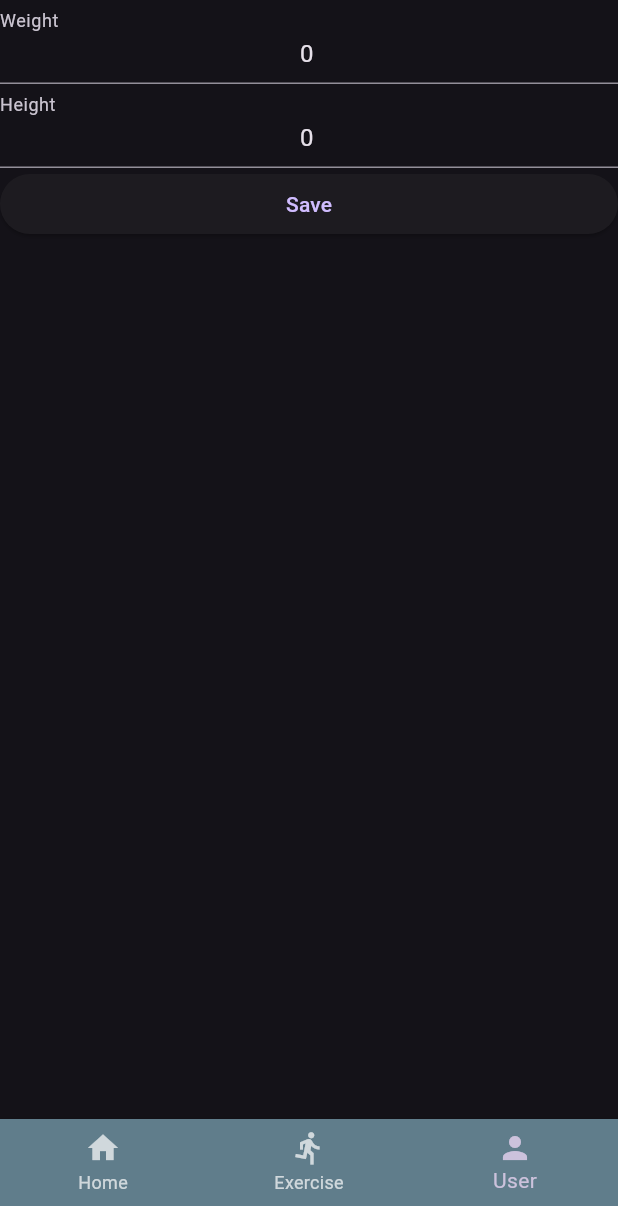
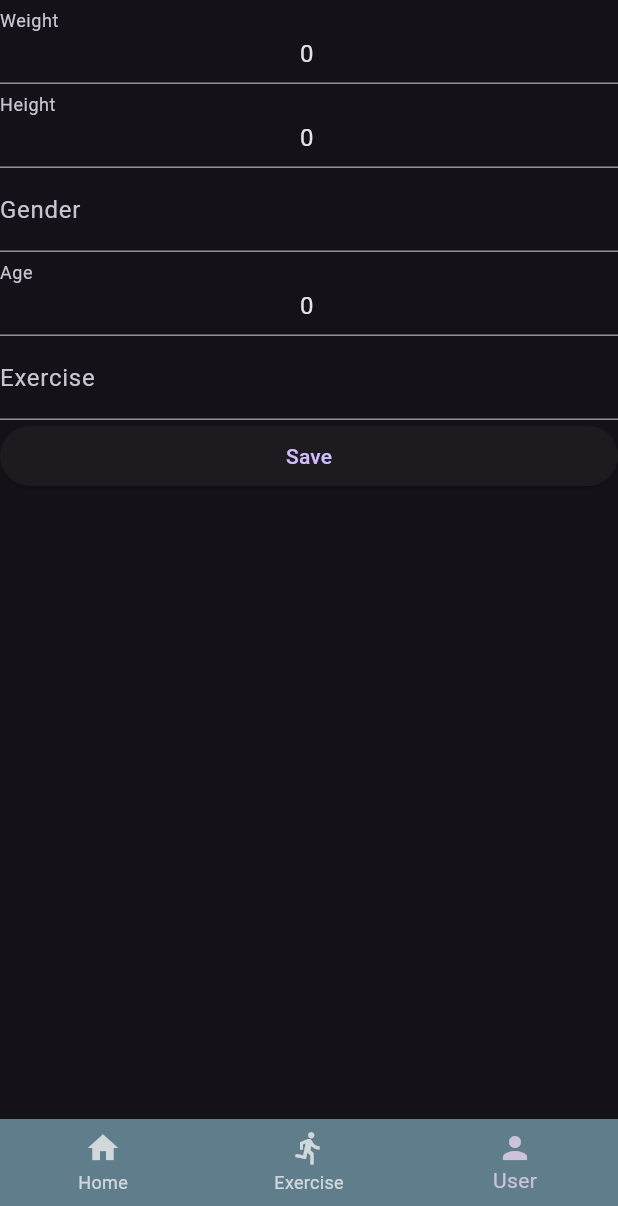
Before and after one commit to Someoneistakenisnot/Fitness-App, a Flutter app: the UpdateFitnessUserScreen screen opened by its route, on a phone screen of 412 x 824 dp, the part 30-1236 px from its top. Run offline on Flutter 3.47's test engine with Material 3 defaults, Android fonts, the phone set to English and light mode, and no system bars; our stand-ins replace cloud_firestore, firebase_auth, firebase_core; missing offline and left inert: firebase_ui_auth; accounts and stored records are empty; network calls fail.

```diff
--- a/lib/models/fitness_user.dart
+++ b/lib/models/fitness_user.dart
@@ -1,11 +1,17 @@
 class FitnessUser {
   int weight;
   int height;
+  String gender;
+  int age;
+  String exercise_level;
 
   //TODO add gender, age, exercise_level
 
   FitnessUser({
     required this.weight,
     required this.height,
+    required this.gender,
+    required this.age,
+    required this.exercise_level,
   });
 }
--- a/lib/screens/update_fitness_user_screen.dart
+++ b/lib/screens/update_fitness_user_screen.dart
@@ -2,8 +2,8 @@ import 'package:cloud_firestore/cloud_firestore.dart';
 import 'package:flutter/material.dart';
 
 import '../models/fitness_user.dart';
+import '../utilities/firebase_calls.dart';
 import '../widgets/navigation_bar.dart';
-import '../utilities/firebase_calls.dart';
 
 class UpdateFitnessUserScreen extends StatefulWidget {
   const UpdateFitnessUserScreen({Key? key}) : super(key: key);
@@ -18,6 +18,9 @@ class _UpdateFitnessUserScreenState extends State<UpdateFitnessUserScreen> {
 
   TextEditingController weightController = TextEditingController();
   TextEditingController heightController = TextEditingController();
+  TextEditingController genderController = TextEditingController();
+  TextEditingController ageController = TextEditingController();
+  TextEditingController exerciseController = TextEditingController();
 
   @override
   Widget build(BuildContext context) {
@@ -35,6 +38,9 @@ class _UpdateFitnessUserScreenState extends State<UpdateFitnessUserScreen> {
                   QueryDocumentSnapshot doc = snapshot.data!.docs[0];
                   weightController.text = doc.get('weight').toString();
                   heightController.text = doc.get('height').toString();
+                  genderController.text = doc.get('gender').toString();
+                  ageController.text = doc.get('age').toString();
+                  exerciseController.text = doc.get('exercise').toString();
                 }
               }
               return Column(
@@ -54,12 +60,30 @@ class _UpdateFitnessUserScreenState extends State<UpdateFitnessUserScreen> {
                     decoration: const InputDecoration(labelText: 'Height'),
                     controller: heightController,
                   ),
+                  TextField(
+                    textAlign: TextAlign.center,
+                    decoration: const InputDecoration(labelText: 'Gender'),
+                    controller: genderController,
+                  ),
+                  TextField(
+                    textAlign: TextAlign.center,
+                    decoration: const InputDecoration(labelText: 'Age'),
+                    controller: ageController,
+                  ),
+                  TextField(
+                    textAlign: TextAlign.center,
+                    decoration: const InputDecoration(labelText: 'Exercise'),
+                    controller: exerciseController,
+                  ),
                   ElevatedButton(
                     child: const Text('Save'),
                     onPressed: () async {
                       fitnessUser = FitnessUser(
                         weight: int.parse(weightController.text),
                         height: int.parse(heightController.text),
+                        gender: genderController.text,
+                        age: int.parse(ageController.text),
+                        exercise_level: exerciseController.text,
                       );
                       await FirebaseCalls().updateFitnessUser(fitnessUser);
                       Navigator.pushReplacementNamed(context, '/home');
```
Also changed, not shown: lib/main.dart (+8 -6 lines), lib/models/bmi.dart (+13 -1 lines), lib/screens/home_screen.dart (+52 -8 lines), lib/utilities/api_calls.dart (+19 -5 lines), pubspec.lock.
